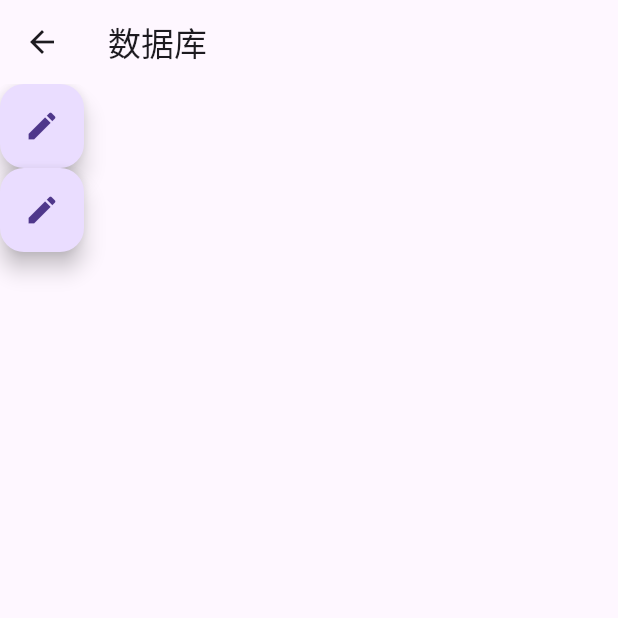
After one commit to eatfishs/flutter-tool, a Flutter app: the dbPage screen opened directly, on a phone screen of 412 x 824 dp, the top half of it. The commit adds this screen. Run offline on Flutter 3.47's test engine with Material 3 defaults, Android fonts, the phone set to English and light mode, and no system bars; our stand-ins replace date_format, shared_preferences; accounts and stored records are empty.

Commit message:
feat：添加一些工具类

```diff
--- a/flutter_module/lib/app/main.dart
+++ b/flutter_module/lib/app/main.dart
@@ -2,6 +2,7 @@ import 'package:flutter/material.dart';
 import 'package:flutter/services.dart';
 import 'package:flutter_module/app/pages/color_page.dart';
 import 'package:flutter_module/app/pages/date_page.dart';
+import 'package:flutter_module/app/pages/db_page.dart';
 
 
 
@@ -47,13 +48,15 @@ class BaseWidget extends StatefulWidget {
 class _BaseWidgetState extends State<BaseWidget> {
   List<Widget> _list = [
     ColorPage(),
-    DatePage()
+    DatePage(),
+    dbPage()
   ];
 
   List<String> getData() {
     List<String> _data = [
       "颜色",
-      "日期"
+      "日期",
+      "数据库"
     ];
     return _data;
   }
--- a/flutter_module/lib/app/pages/date_page.dart
+++ b/flutter_module/lib/app/pages/date_page.dart
@@ -11,14 +11,14 @@ import '../../core/widgets/custom_appBar_widget.dart';
 class DatePage extends StatelessWidget {
 
   void printDate() {
-      int timeStamp = JHDateUtils.getTimeStamp();
+      int timeStamp = JHDateTimeUtil.getTimeStamp();
       print("打印当前时间戳:${timeStamp}");
 
-      String currentTime = JHDateUtils.getCurrentTime();
+      String currentTime = JHDateTimeUtil.getCurrentTime();
       print("打印当前时间戳字符串:${currentTime}");
 
 
-      int timeStamp1 = JHDateUtils.timeToTimeStamp("2024-12-05 11:43:00");
+      int timeStamp1 = JHDateTimeUtil.timeToTimeStamp("2024-12-05 11:43:00");
       print(" 将某个格式时间转化成时间戳:${timeStamp1}");
 
   }
--- /dev/null
+++ b/flutter_module/lib/app/pages/db_page.dart
@@ -0,0 +1,45 @@
+/**
+ * @author: jiangjunhui
+ * @date: 2024/12/6
+ */
+import 'package:flutter/material.dart';
+import '../../core/thirdlib/sp.dart';
+import '../../core/widgets/custom_appBar_widget.dart';
+
+class dbPage extends StatelessWidget {
+  const dbPage({super.key});
+  @override
+  Widget build(BuildContext context) {
+    return Scaffold(
+          appBar: CustomAppBar(
+            title: '数据库',
+            onBackPressed: () {
+              // Handle back button press, if needed
+              Navigator.pop(context);
+            },
+          ),
+          body: Container(
+            child: Column(
+              children: <Widget>[
+                FloatingActionButton(
+                  onPressed: () async {
+                    await PreferencesHelper.instance.setString('example_key', 'new_value');
+                    // 刷新UI或导航到其他地方
+                  },
+                  tooltip: 'Update Value',
+                  child: Icon(Icons.edit),
+                ),
+                FloatingActionButton(
+                  onPressed: () async {
+                    await PreferencesHelper.instance.getString('example_key');
+                    // 刷新UI或导航到其他地方
+                  },
+                  tooltip: 'Update Value',
+                  child: Icon(Icons.edit),
+                ),
+              ],
+            ),
+          ),
+        );
+  }
+}
```
Also changed, not shown: flutter_module/lib/core/thirdlib/sp.dart (added, +86 -0 lines), flutter_module/lib/core/utils/date_untils.dart (+1 -23 lines), flutter_module/lib/core/utils/extension_string.dart (added, +8 -0 lines), flutter_module/lib/core/utils/string_utils.dart (+13 -20 lines), 3 other files.
